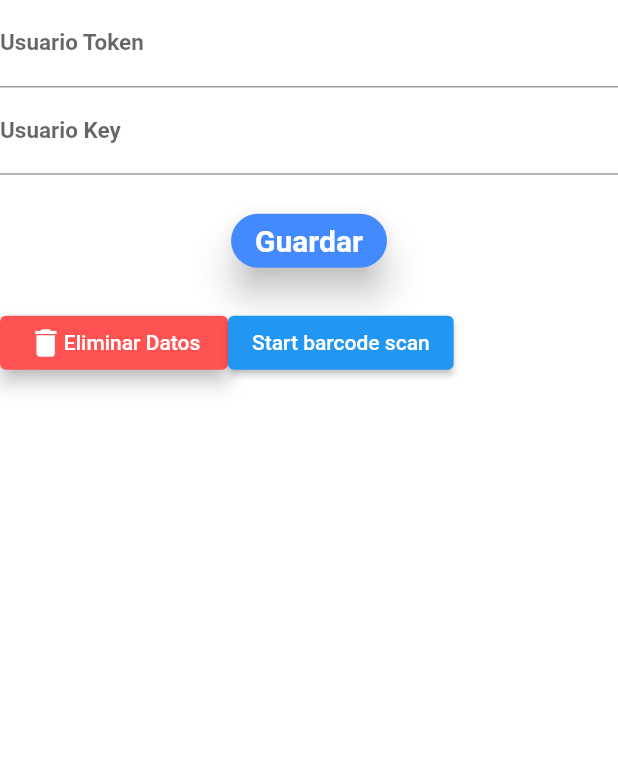
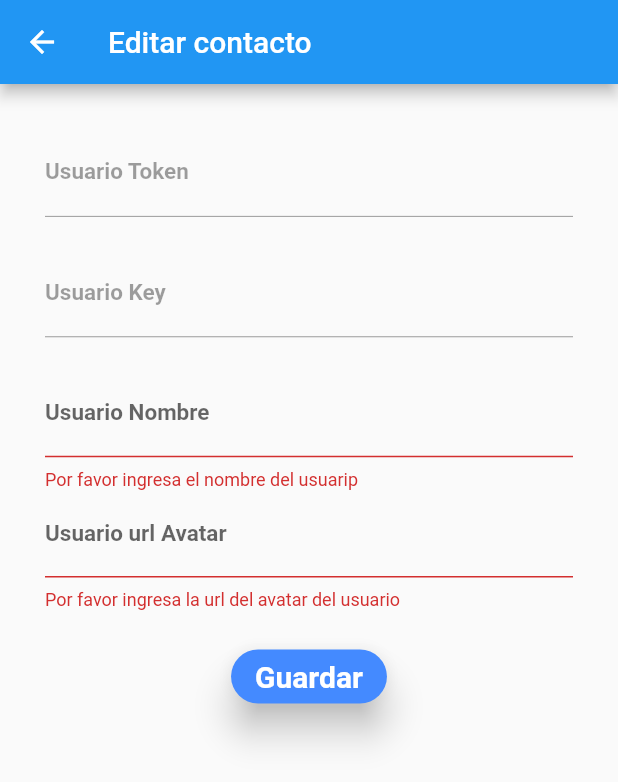
Before and after one commit to axflorezpersonal/proyectofinalsemillero, a Flutter app: the FormPage screen opened directly with empty values, after a tap on "Guardar", on a phone screen of 412 x 824 dp. Shown: the top 782 px of the screen. Run offline on Flutter 3.47's test engine with Material 2 defaults, Android fonts, the light colour scheme and no system bars; our stand-ins replace firebase_core, firebase_messaging, sqflite; missing offline and left inert: flutter_barcode_scanner, flutter_ringtone_player; accounts and stored records are empty.

Commit message:
edición de usuario desconocido

```diff
--- a/lib/src/models/contacto_model.dart
+++ b/lib/src/models/contacto_model.dart
@@ -18,7 +18,9 @@ class ContactoModelo {
   String get getUsuarioKey => this.usuarioKey;
   String get getUsuarioNombre => this.usuarioNombre;
   String get getUsuarioUrlAvatar => this.usuarioUrlAvatar;
-  set setUsiarioId(int id) => this.usuarioId = id;
+  set setUsuarioId(int id) => this.usuarioId = id;
+  set setUsuarioNombre(String nuevoNombre) => this.usuarioNombre = nuevoNombre;
+  set setUsuarioUrlAvatar(String nuevoAvatar) => this.usuarioUrlAvatar = nuevoAvatar;
 
   String get toJSon =>
       '{"contacto_id": "${this.usuarioId}","contacto_token": "${this.usuarioToken}","contacto_key": "${this.usuarioKey}","contacto_nombre": "${this.usuarioNombre}","contacto_url_avatar": "${this.usuarioUrlAvatar}"}';
--- a/lib/src/pages/form_page.dart
+++ b/lib/src/pages/form_page.dart
@@ -1,4 +1,3 @@
-
 import 'dart:convert';
 
 import 'package:flutter/material.dart';
@@ -19,28 +18,30 @@ class _FormPageState extends State<FormPage> {
   final GlobalKey<FormState> _formKey = GlobalKey<FormState>();
   final _usuarioToken = TextEditingController();
   final _usuarioKey = TextEditingController();
-  final _ctrlNames = TextEditingController();
-  final _ctrlLastNames = TextEditingController();
-  List<ContactoModelo> _contactos = <ContactoModelo>[];
+  final _usuarioNombre = TextEditingController();
+  final _usuarioUrlAvatar = TextEditingController();
 
 
   @override
   void initState() {
     super.initState();
-    //_getUsers();
   }
 
   @override
   Widget build(BuildContext context) {
     ContactoModelo? contacto;
-    // BDService.dbPublic.instanceBD;
-    // final userBlocValidator = ProviderBloc.of(context);
-
-    // ignore: avoid_unnecessary_containers
     contacto = ModalRoute.of(context)!.settings.arguments as ContactoModelo;
-    return Column(
+    _usuarioToken.text=contacto.getUsuarioToken;
+    _usuarioKey.text=contacto.getUsuarioKey;
+    _usuarioNombre.text=contacto.getUsuarioNombre;
+    _usuarioUrlAvatar.text=contacto.getUsuarioUrlAvatar;
+    return Scaffold(
+      appBar: AppBar(title: Text('Editar contacto')),
+      body: Column(
         children: [
-        Form(
+          Padding(
+            padding: EdgeInsets.all(30.0),
+            child: Form(
               key: _formKey,
               child: Column(
                 crossAxisAlignment: CrossAxisAlignment.center,
@@ -48,6 +49,7 @@ class _FormPageState extends State<FormPage> {
                 children: <Widget>[
                   TextFormField(
                     controller: _usuarioToken,
+                    enabled: false,
                     decoration: const InputDecoration(
                       labelText: 'Usuario Token',
                       labelStyle: TextStyle(
@@ -64,6 +66,7 @@ class _FormPageState extends State<FormPage> {
                   ),
                      TextFormField(
                     controller: _usuarioKey,
+                    enabled: false,
                     decoration: const InputDecoration(
                       labelText: 'Usuario Key',
                       labelStyle: TextStyle(
@@ -78,14 +81,51 @@ class _FormPageState extends State<FormPage> {
                       return null;
                     },
                   ),
+
+                  TextFormField(
+                    controller: _usuarioNombre,
+                    decoration: const InputDecoration(
+                      labelText: 'Usuario Nombre',
+                      labelStyle: TextStyle(
+                        fontSize: 15.0,
+                        fontWeight: FontWeight.bold,
+                      ),
+                    ),
+                    validator: (value) {
+                      if (value == null || value.isEmpty) {
+                        return 'Por favor ingresa el nombre del usuarip';
+                      }
+                      return null;
+                    },
+                  ),
+                   TextFormField(
+                    controller: _usuarioUrlAvatar,
+                    decoration: const InputDecoration(
+                      labelText: 'Usuario url Avatar',
+                      labelStyle: TextStyle(
+                        fontSize: 15.0,
+                        fontWeight: FontWeight.bold,
+                      ),
+                    ),
+                    validator: (value) {
+                      if (value == null || value.isEmpty) {
+                        return 'Por favor ingresa la url del avatar del usuario';
+                      }
+                      return null;
+                    },
+                  ),
+
+
                   const SizedBox(
                     height: 20.0,
                   ),
                   ElevatedButton(
                     onPressed: () {
-                  // if (_formKey.currentState.validate()) {
-                  //   _ingresar();
-                  // } else {}
+                      if (_formKey.currentState!.validate()) {
+                        contacto?.setUsuarioNombre=_usuarioNombre.text;
+                        contacto?.setUsuarioUrlAvatar=_usuarioNombre.text;
+                         BDService.bdService.editarContacto(contacto!);
+                      } else {}
                     },
                     child: const Text("Guardar"),
                     style: ElevatedButton.styleFrom(
@@ -106,120 +146,9 @@ class _FormPageState extends State<FormPage> {
                 ],
               ),
             ),
-        // Expanded(
-        //   child:
-        //   _listUsersCards(),
-        // ),
-        // ignore: avoid_unnecessary_containers
-        Container(
-          margin: const EdgeInsets.only(
-            bottom: 15.0,
           ),
-          child: Row(
-            children: [
-              ElevatedButton(
-                style: ElevatedButton.styleFrom(
-                  primary: Colors.redAccent,
-                  elevation: 5.0,
-                ),
-                onPressed: () => {},
-                child: SizedBox(
-                  width: 120.0,
-                  child: Row(
-                    mainAxisAlignment: MainAxisAlignment.center,
-                    // ignore: prefer_const_literals_to_create_immutables
-                    children: [
-                      const Icon(Icons.delete),
-                      const Text("Eliminar Datos")
         ],
       ),
-                ),
-              ),
-             ElevatedButton(
-                            onPressed: () => scanQR(),
-                            child: Text('Start barcode scan')),
-            ],
-          ),
-        )
-      ],
     );
   }
-
-    Future<void> scanQR() async {
-    String barcodeScanRes;
-    // Platform messages may fail, so we use a try/catch PlatformException.
-    try {
-      barcodeScanRes = await FlutterBarcodeScanner.scanBarcode(
-          '#ff6666', 'Cancel', true, ScanMode.QR);
-      print(barcodeScanRes);
-      Map valueMap = json.decode(barcodeScanRes);
-      print(valueMap['users']);
-      List listUsers = valueMap['users'] as List;
-      for (var item in listUsers) {
-
-        // UserModel user =  UserModel(names: item['names'],lastNames: item['lastNames'] );
-
-        // final result =  await UserService.dbPublic.insertUser(user);
 }
-      setState(() {
-
-      });
-
-    } on PlatformException {
-      barcodeScanRes = 'Failed to get platform version.';
-    }
-
-
-  }
-
-
-
-  // Widget _listUsersCards() {
-  //   return FutureBuilder<List<UserModel>>(
-  //     future: _getUsers(),
-  //     builder: (
-  //       BuildContext context,
-  //       AsyncSnapshot<List<dynamic>> snapshot,
-  //     ) {
-  //       if (snapshot.hasData) {
-  //         if (snapshot.data.isNotEmpty) {
-  //           return ListView(
-  //             children: _listaUsers(snapshot.data as dynamic, context),
-  //           );
-  //         } else {
-  //           // ignore: avoid_unnecessary_containers
-  //           return Container(
-  //               child: const Text("No hay registros para mostrar"));
-  //         }
-  //       } else {
-  //         // ignore: avoid_unnecessary_containers
-  //         return Container(child: const Text("No hay registros para mostrar"));
-  //       }
-  //     },
-  //   );
-  // }
-
-
-
-  // void _ingresar() async {
-  //   try {
-  //     setState(() {
-  //       UserModel user = UserModel(
-  //         names: _ctrlNames.text,
-  //         lastNames: _ctrlLastNames.text,
-  //       );
-
-  //       UserService.dbPublic.insertUser(user);
-  //       _formKey.currentState.reset();
-  //       _getUsers();
-  //     });
-  //   } catch (e) {
-  //     // ignore: avoid_print
-  //     print(e);
-  //   }
-  // }
-
-
-
-
-}
--- a/lib/src/pages/home_page.dart
+++ b/lib/src/pages/home_page.dart
@@ -56,7 +56,8 @@ class _HomePageState extends State<HomePage> {
                     leading: _verImg(contacto),
                     trailing: Icon(Icons.arrow_forward_ios),
                     onTap: () {
-                      Navigator.pushNamed(context, 'editContact',
+
+                      Navigator.pushNamed(context, 'messages',
                           arguments: contacto);
                     },
                   );
--- a/lib/src/pages/messages_page.dart
+++ b/lib/src/pages/messages_page.dart
@@ -50,7 +50,7 @@ class _MessagesPageState extends State<MessagesPage> {
         actions: [
           Container(
             child: contacto?.getUsuarioNombre == 'Usuario desconocido'
-                ? IconButton(onPressed: () { Navigator.pushNamed(context, 'messages',
+                ? IconButton(onPressed: () { Navigator.pushNamed(context, 'editContact',
                           arguments: contacto);}, icon: Icon(Icons.edit))
                 : Text(""),
           ),
--- a/lib/src/services/bd_service.dart
+++ b/lib/src/services/bd_service.dart
@@ -50,7 +50,7 @@ class BDService {
       "contacto_nombre": nuevoContacto.usuarioNombre,
       "contacto_url_avatar": nuevoContacto.usuarioUrlAvatar
     });
-    nuevoContacto.setUsiarioId = idInsertado;
+    nuevoContacto.setUsuarioId = idInsertado;
     return nuevoContacto;
   }
 
```
Lines whose indentation alone changed are shown as unchanged.
